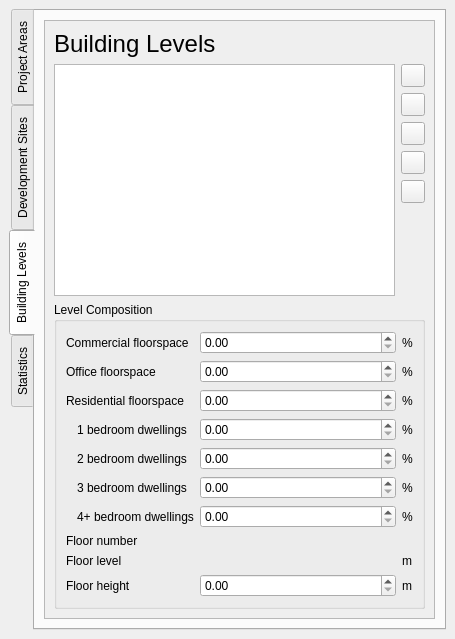
Above: qcity/ui/dockwidget_main.ui from north-road/QCity before the change. Below: the same form after it.
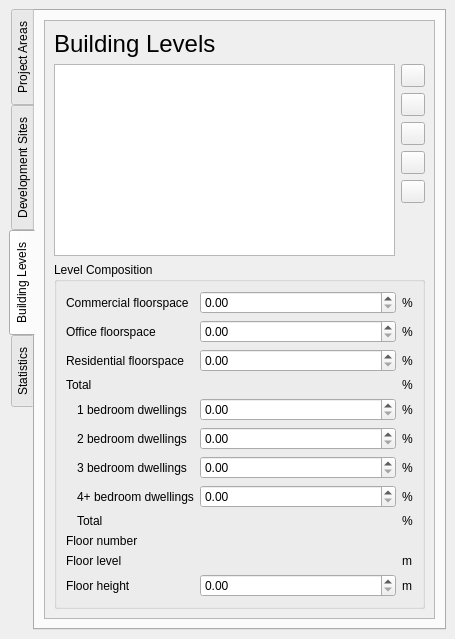
That is the form after the change. The open tabs and pages were chosen to show the change. Custom widgets are drawn as their Qt base class.

Commit message: Add labels for totals

Patch:
```diff
--- a/qcity/ui/dockwidget_main.ui
+++ b/qcity/ui/dockwidget_main.ui
@@ -1050,72 +1050,41 @@
                <string>Level Composition</string>
               </property>
               <layout class="QGridLayout" name="gridLayout_11" columnstretch="0,1,2,0">
-               <item row="8" column="2">
-                <widget class="QLabel" name="level_index">
-                 <property name="text">
-                  <string/>
-                 </property>
-                 <property name="textInteractionFlags">
-                  <set>Qt::TextBrowserInteraction</set>
-                 </property>
-                </widget>
-               </item>
-               <item row="6" column="3">
-                <widget class="QLabel" name="label_69">
-                 <property name="text">
-                  <string>%</string>
-                 </property>
-                </widget>
-               </item>
                <item row="4" column="1">
-                <widget class="QLabel" name="label_26">
+                <widget class="QLabel" name="label_25">
                  <property name="text">
-                  <string>2 bedroom dwellings</string>
+                  <string>1 bedroom dwellings</string>
                  </property>
                 </widget>
                </item>
-               <item row="8" column="0" colspan="2">
-                <widget class="QLabel" name="label_74">
-                 <property name="text">
-                  <string>Floor number</string>
-                 </property>
-                </widget>
-               </item>
-               <item row="6" column="2">
-                <widget class="QgsDoubleSpinBox" name="percent_4_bedroom_floorspace">
-                 <property name="maximum">
-                  <double>100.000000000000000</double>
-                 </property>
-                </widget>
-               </item>
-               <item row="4" column="2">
-                <widget class="QgsDoubleSpinBox" name="percent_2_bedroom_floorspace">
-                 <property name="maximum">
-                  <double>100.000000000000000</double>
-                 </property>
-                </widget>
-               </item>
-               <item row="4" column="3">
-                <widget class="QLabel" name="label_67">
-                 <property name="text">
-                  <string>%</string>
-                 </property>
-                </widget>
-               </item>
-               <item row="1" column="2">
-                <widget class="QgsDoubleSpinBox" name="percent_office_floorspace">
-                 <property name="maximum">
-                  <double>100.000000000000000</double>
-                 </property>
-                </widget>
-               </item>
-               <item row="6" column="1">
+               <item row="7" column="1">
                 <widget class="QLabel" name="label_28">
                  <property name="text">
                   <string>4+ bedroom dwellings</string>
                  </property>
                 </widget>
                </item>
+               <item row="11" column="3">
+                <widget class="QLabel" name="label_71">
+                 <property name="text">
+                  <string>m</string>
+                 </property>
+                </widget>
+               </item>
+               <item row="7" column="3">
+                <widget class="QLabel" name="label_69">
+                 <property name="text">
+                  <string>%</string>
+                 </property>
+                </widget>
+               </item>
+               <item row="5" column="1">
+                <widget class="QLabel" name="label_26">
+                 <property name="text">
+                  <string>2 bedroom dwellings</string>
+                 </property>
+                </widget>
+               </item>
                <item row="1" column="0" colspan="2">
                 <widget class="QLabel" name="label_23">
                  <property name="text">
@@ -1130,31 +1099,31 @@
                  </property>
                 </widget>
                </item>
-               <item row="5" column="2">
-                <widget class="QgsDoubleSpinBox" name="percent_3_bedroom_floorspace">
-                 <property name="maximum">
-                  <double>100.000000000000000</double>
+               <item row="10" column="0" colspan="2">
+                <widget class="QLabel" name="label_72">
+                 <property name="text">
+                  <string>Floor level</string>
                  </property>
                 </widget>
                </item>
-               <item row="5" column="1">
-                <widget class="QLabel" name="label_27">
-                 <property name="text">
-                  <string>3 bedroom dwellings</string>
+               <item row="11" column="2">
+                <widget class="QgsDoubleSpinBox" name="level_height">
+                 <property name="maximum">
+                  <double>100.000000000000000</double>
                  </property>
                 </widget>
                </item>
-               <item row="0" column="2">
-                <widget class="QgsDoubleSpinBox" name="percent_commercial_floorspace">
+               <item row="7" column="2">
+                <widget class="QgsDoubleSpinBox" name="percent_4_bedroom_floorspace">
                  <property name="maximum">
                   <double>100.000000000000000</double>
                  </property>
                 </widget>
                </item>
-               <item row="3" column="3">
-                <widget class="QLabel" name="label_66">
-                 <property name="text">
-                  <string>%</string>
+               <item row="4" column="2">
+                <widget class="QgsDoubleSpinBox" name="percent_1_bedroom_floorspace">
+                 <property name="maximum">
+                  <double>100.000000000000000</double>
                  </property>
                 </widget>
                </item>
@@ -1165,21 +1134,21 @@
                  </property>
                 </widget>
                </item>
-               <item row="9" column="3">
-                <widget class="QLabel" name="label_73">
+               <item row="4" column="3">
+                <widget class="QLabel" name="label_66">
                  <property name="text">
-                  <string>m</string>
+                  <string>%</string>
                  </property>
                 </widget>
                </item>
-               <item row="2" column="2">
-                <widget class="QgsDoubleSpinBox" name="percent_residential_floorspace">
-                 <property name="maximum">
-                  <double>100.000000000000000</double>
+               <item row="2" column="3">
+                <widget class="QLabel" name="label_65">
+                 <property name="text">
+                  <string>%</string>
                  </property>
                 </widget>
                </item>
-               <item row="3" column="0">
+               <item row="4" column="0">
                 <spacer name="horizontalSpacer">
                  <property name="orientation">
                   <enum>Qt::Horizontal</enum>
@@ -1195,7 +1164,28 @@
                  </property>
                 </spacer>
                </item>
-               <item row="9" column="2">
+               <item row="6" column="1">
+                <widget class="QLabel" name="label_27">
+                 <property name="text">
+                  <string>3 bedroom dwellings</string>
+                 </property>
+                </widget>
+               </item>
+               <item row="1" column="2">
+                <widget class="QgsDoubleSpinBox" name="percent_office_floorspace">
+                 <property name="maximum">
+                  <double>100.000000000000000</double>
+                 </property>
+                </widget>
+               </item>
+               <item row="11" column="0" colspan="2">
+                <widget class="QLabel" name="label_70">
+                 <property name="text">
+                  <string>Floor height</string>
+                 </property>
+                </widget>
+               </item>
+               <item row="10" column="2">
                 <widget class="QLabel" name="base_height">
                  <property name="text">
                   <string/>
@@ -1205,34 +1195,72 @@
                  </property>
                 </widget>
                </item>
-               <item row="3" column="2">
-                <widget class="QgsDoubleSpinBox" name="percent_1_bedroom_floorspace">
+               <item row="5" column="3">
+                <widget class="QLabel" name="label_67">
+                 <property name="text">
+                  <string>%</string>
+                 </property>
+                </widget>
+               </item>
+               <item row="10" column="3">
+                <widget class="QLabel" name="label_73">
+                 <property name="text">
+                  <string>m</string>
+                 </property>
+                </widget>
+               </item>
+               <item row="2" column="2">
+                <widget class="QgsDoubleSpinBox" name="percent_residential_floorspace">
                  <property name="maximum">
                   <double>100.000000000000000</double>
                  </property>
                 </widget>
                </item>
-               <item row="3" column="1">
-                <widget class="QLabel" name="label_25">
-                 <property name="text">
-                  <string>1 bedroom dwellings</string>
-                 </property>
-                </widget>
-               </item>
                <item row="9" column="0" colspan="2">
-                <widget class="QLabel" name="label_72">
+                <widget class="QLabel" name="label_74">
                  <property name="text">
-                  <string>Floor level</string>
+                  <string>Floor number</string>
                  </property>
                 </widget>
                </item>
-               <item row="2" column="3">
-                <widget class="QLabel" name="label_65">
+               <item row="0" column="3">
+                <widget class="QLabel" name="label_63">
                  <property name="text">
                   <string>%</string>
                  </property>
                 </widget>
                </item>
+               <item row="6" column="2">
+                <widget class="QgsDoubleSpinBox" name="percent_3_bedroom_floorspace">
+                 <property name="maximum">
+                  <double>100.000000000000000</double>
+                 </property>
+                </widget>
+               </item>
+               <item row="6" column="3">
+                <widget class="QLabel" name="label_68">
+                 <property name="text">
+                  <string>%</string>
+                 </property>
+                </widget>
+               </item>
+               <item row="9" column="2">
+                <widget class="QLabel" name="level_index">
+                 <property name="text">
+                  <string/>
+                 </property>
+                 <property name="textInteractionFlags">
+                  <set>Qt::TextBrowserInteraction</set>
+                 </property>
+                </widget>
+               </item>
+               <item row="0" column="2">
+                <widget class="QgsDoubleSpinBox" name="percent_commercial_floorspace">
+                 <property name="maximum">
+                  <double>100.000000000000000</double>
+                 </property>
+                </widget>
+               </item>
                <item row="0" column="0" colspan="2">
                 <widget class="QLabel" name="label_22">
                  <property name="text">
@@ -1240,38 +1268,52 @@
                  </property>
                 </widget>
                </item>
-               <item row="5" column="3">
-                <widget class="QLabel" name="label_68">
-                 <property name="text">
-                  <string>%</string>
-                 </property>
-                </widget>
-               </item>
-               <item row="0" column="3">
-                <widget class="QLabel" name="label_63">
-                 <property name="text">
-                  <string>%</string>
-                 </property>
-                </widget>
-               </item>
-               <item row="10" column="0" colspan="2">
-                <widget class="QLabel" name="label_70">
-                 <property name="text">
-                  <string>Floor height</string>
-                 </property>
-                </widget>
-               </item>
-               <item row="10" column="2">
-                <widget class="QgsDoubleSpinBox" name="level_height">
+               <item row="5" column="2">
+                <widget class="QgsDoubleSpinBox" name="percent_2_bedroom_floorspace">
                  <property name="maximum">
                   <double>100.000000000000000</double>
                  </property>
                 </widget>
                </item>
-               <item row="10" column="3">
-                <widget class="QLabel" name="label_71">
+               <item row="3" column="2">
+                <widget class="QLabel" name="floorspace_sum">
                  <property name="text">
-                  <string>m</string>
+                  <string/>
+                 </property>
+                </widget>
+               </item>
+               <item row="3" column="0" colspan="2">
+                <widget class="QLabel" name="label_51">
+                 <property name="text">
+                  <string>Total</string>
+                 </property>
+                </widget>
+               </item>
+               <item row="3" column="3">
+                <widget class="QLabel" name="label_76">
+                 <property name="text">
+                  <string>%</string>
+                 </property>
+                </widget>
+               </item>
+               <item row="8" column="1">
+                <widget class="QLabel" name="label_86">
+                 <property name="text">
+                  <string>Total</string>
+                 </property>
+                </widget>
+               </item>
+               <item row="8" column="2">
+                <widget class="QLabel" name="residential_sum">
+                 <property name="text">
+                  <string/>
+                 </property>
+                </widget>
+               </item>
+               <item row="8" column="3">
+                <widget class="QLabel" name="label_87">
+                 <property name="text">
+                  <string>%</string>
                  </property>
                 </widget>
                </item>
```
The commit also changes 1 other file.
